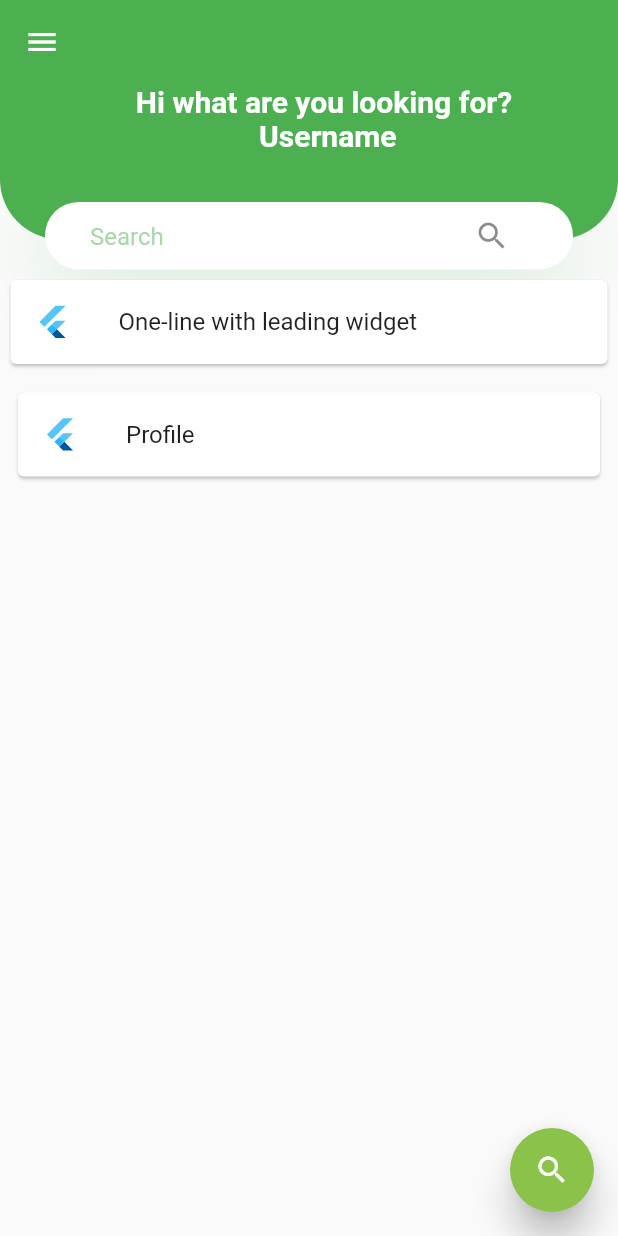
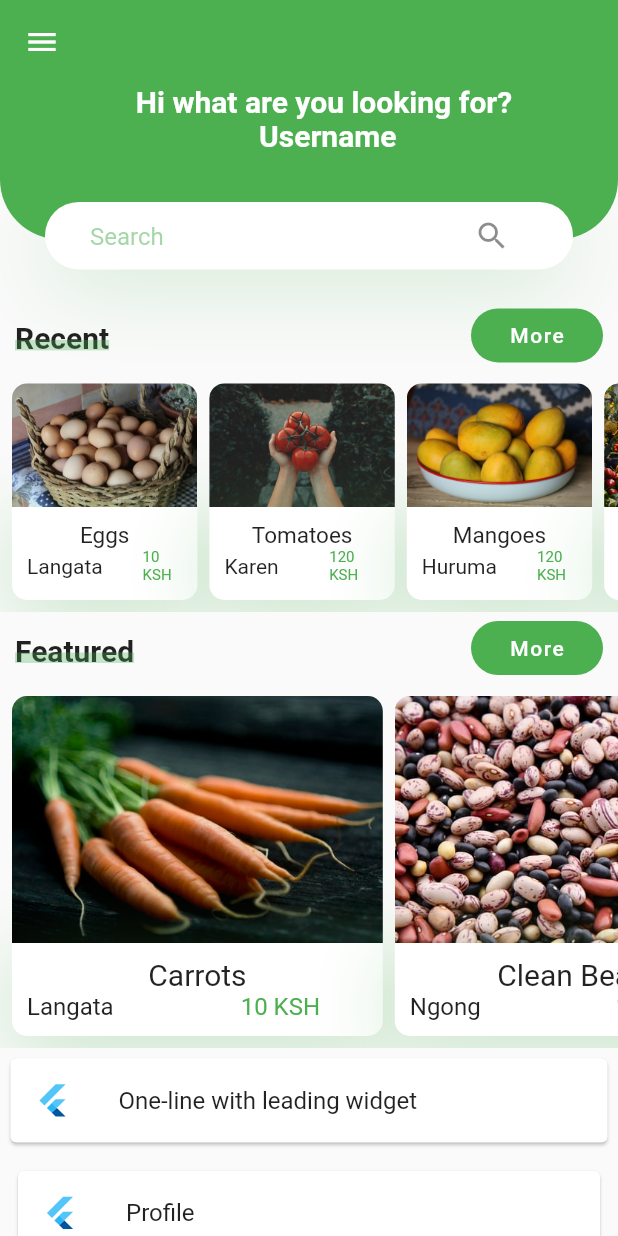
Before and after one commit to DavidMilai/shamba_yetu, a Flutter app: the Home screen opened by its route, on a phone screen of 412 x 824 dp. Run offline on Flutter 3.47's test engine with Material 2 defaults, Android fonts, the phone set to English and light mode, and no system bars; our stand-ins replace firebase_auth, font_awesome_flutter, google_maps_flutter, modal_progress_hud; missing offline and left inert: multi_image_picker; accounts and stored records are empty.

Commit message:
Home screen with item tile

```diff
--- a/lib/pages/home.dart
+++ b/lib/pages/home.dart
@@ -4,6 +4,8 @@ import 'package:font_awesome_flutter/font_awesome_flutter.dart';
 import 'profile.dart';
 import 'package:firebase_auth/firebase_auth.dart';
 import 'sell_page.dart';
+import 'package:vegymarket/widgets/featuredCard.dart';
+import 'package:vegymarket/widgets/adCard.dart';
 
 class Home extends StatefulWidget {
   @override
@@ -47,6 +49,7 @@ class _HomeState extends State<Home> {
         child: Column(
           children: <Widget>[
             Container(
+              margin: EdgeInsets.only(bottom: 20),
               height: size.height * 0.15,
               child: Stack(
                 children: [
@@ -111,6 +114,155 @@ class _HomeState extends State<Home> {
               ),
             ),
             Padding(
+              padding: EdgeInsets.symmetric(horizontal: 10),
+              child: Row(
+                children: [
+                  Container(
+                    height: 20,
+                    child: Stack(
+                      children: [
+                        Text(
+                          'Recent',
+                          style: TextStyle(
+                              fontWeight: FontWeight.bold, fontSize: 20),
+                        ),
+                        Positioned(
+                            bottom: 0,
+                            left: 0,
+                            right: 0,
+                            child: Container(
+                              height: 7,
+                              color: Colors.green.withOpacity(0.3),
+                            ))
+                      ],
+                    ),
+                  ),
+                  Spacer(),
+                  FlatButton(
+                    onPressed: () {},
+                    shape: RoundedRectangleBorder(
+                      borderRadius: BorderRadius.circular(20),
+                    ),
+                    color: Colors.green,
+                    child: Text(
+                      'More',
+                      style: TextStyle(
+                        color: Colors.white,
+                        letterSpacing: 1,
+                      ),
+                    ),
+                  ),
+                ],
+              ),
+            ),
+            SingleChildScrollView(
+              physics: BouncingScrollPhysics(),
+              scrollDirection: Axis.horizontal,
+              child: Row(
+                children: [
+                  AdCard(
+                    size: size,
+                    imageLocation: 'images/eggs.jpg',
+                    title: 'Eggs',
+                    location: 'Langata',
+                    price: 10,
+                  ),
+                  AdCard(
+                    size: size,
+                    imageLocation: 'images/tomatoes.jpg',
+                    title: 'Tomatoes',
+                    location: 'Karen',
+                    price: 120,
+                  ),
+                  AdCard(
+                    size: size,
+                    imageLocation: 'images/mangoes.jpg',
+                    title: 'Mangoes',
+                    location: 'Huruma',
+                    price: 120,
+                  ),
+                  AdCard(
+                    size: size,
+                    imageLocation: 'images/vegies.jpg',
+                    title: 'Everything',
+                    location: 'Runda',
+                    price: 120,
+                  ),
+                ],
+              ),
+            ),
+            Padding(
+              padding: EdgeInsets.symmetric(horizontal: 10),
+              child: Row(
+                children: [
+                  Container(
+                    height: 20,
+                    child: Stack(
+                      children: [
+                        Text(
+                          'Featured',
+                          style: TextStyle(
+                              fontWeight: FontWeight.bold, fontSize: 20),
+                        ),
+                        Positioned(
+                            bottom: 0,
+                            left: 0,
+                            right: 0,
+                            child: Container(
+                              height: 7,
+                              color: Colors.green.withOpacity(0.3),
+                            ))
+                      ],
+                    ),
+                  ),
+                  Spacer(),
+                  FlatButton(
+                    onPressed: () {},
+                    shape: RoundedRectangleBorder(
+                      borderRadius: BorderRadius.circular(20),
+                    ),
+                    color: Colors.green,
+                    child: Text(
+                      'More',
+                      style: TextStyle(
+                        color: Colors.white,
+                        letterSpacing: 1,
+                      ),
+                    ),
+                  ),
+                ],
+              ),
+            ),
+            SingleChildScrollView(
+              physics: BouncingScrollPhysics(),
+              scrollDirection: Axis.horizontal,
+              child: Row(
+                children: [
+                  FeaturedCard(
+                    size: size,
+                    imageLocation: 'images/carrot.jpg',
+                    title: 'Carrots',
+                    location: 'Langata',
+                    price: 10,
+                  ),
+                  FeaturedCard(
+                    size: size,
+                    imageLocation: 'images/beans.jpg',
+                    title: 'Clean Beans',
+                    location: 'Ngong',
+                    price: 150,
+                  ),
+                  FeaturedCard(
+                    size: size,
+                    imageLocation: 'images/eggs.jpg',
+                    title: 'Eggs',
+                    location: 'Langata',
+                    price: 10,
+                  ),
+                ],
+              ),
+            ),
+            Padding(
               padding: EdgeInsets.all(3.0),
               child: Card(
                 child: ListTile(
@@ -140,14 +292,6 @@ class _HomeState extends State<Home> {
           ],
         ),
       ),
-      floatingActionButton: FloatingActionButton(
-        elevation: 10,
-        child: Icon(
-          Icons.search,
-          color: Colors.white,
-        ),
-        onPressed: () {},
-      ),
     );
   }
 }
--- /dev/null
+++ b/lib/widgets/adCard.dart
@@ -0,0 +1,75 @@
+import 'package:flutter/material.dart';
+
+class AdCard extends StatelessWidget {
+  AdCard(
+      {this.size,
+      this.imageLocation,
+      this.onTap,
+      this.title,
+      this.location,
+      this.price});
+  final Size size;
+  final String imageLocation, title, location;
+  final int price;
+  final Function onTap;
+
+  @override
+  Widget build(BuildContext context) {
+    return GestureDetector(
+      onTap: onTap,
+      child: Container(
+        margin: EdgeInsets.only(left: 8, top: 8, bottom: 8),
+        width: size.width * 0.3,
+        child: Column(
+          children: [
+            ClipRRect(
+                borderRadius: BorderRadius.only(
+                  topLeft: Radius.circular(10),
+                  topRight: Radius.circular(10),
+                ),
+                child: Image.asset(imageLocation)),
+            Container(
+              width: double.infinity,
+              padding: EdgeInsets.all(10),
+              decoration: BoxDecoration(
+                  color: Colors.white,
+                  borderRadius: BorderRadius.only(
+                    bottomLeft: Radius.circular(10),
+                    bottomRight: Radius.circular(10),
+                  ),
+                  boxShadow: [
+                    BoxShadow(
+                      offset: Offset(0, 12),
+                      blurRadius: 50,
+                      color: Colors.green.withOpacity(0.3),
+                    )
+                  ]),
+              child: Column(
+                children: [
+                  Text(
+                    title,
+                    style: TextStyle(fontSize: 15),
+                  ),
+                  Row(
+                    children: [
+                      Text(
+                        location,
+                      ),
+                      Spacer(),
+                      Flexible(
+                        child: Text(
+                          '$price KSH',
+                          style: TextStyle(color: Colors.green, fontSize: 10),
+                        ),
+                      ),
+                    ],
+                  ),
+                ],
+              ),
+            )
+          ],
+        ),
+      ),
+    );
+  }
+}
--- /dev/null
+++ b/lib/widgets/featuredCard.dart
@@ -0,0 +1,77 @@
+import 'package:flutter/material.dart';
+
+class FeaturedCard extends StatelessWidget {
+  FeaturedCard(
+      {this.size,
+      this.imageLocation,
+      this.onTap,
+      this.title,
+      this.location,
+      this.price});
+  final Size size;
+  final String imageLocation, title, location;
+  final int price;
+  final Function onTap;
+
+  @override
+  Widget build(BuildContext context) {
+    return GestureDetector(
+      onTap: onTap,
+      child: Container(
+        margin: EdgeInsets.only(left: 8, top: 8, bottom: 8),
+        width: size.width * 0.6,
+        child: Column(
+          children: [
+            ClipRRect(
+              borderRadius: BorderRadius.only(
+                topLeft: Radius.circular(10),
+                topRight: Radius.circular(10),
+              ),
+              child: Image.asset(imageLocation),
+            ),
+            Container(
+              width: double.infinity,
+              padding: EdgeInsets.all(10),
+              decoration: BoxDecoration(
+                  color: Colors.white,
+                  borderRadius: BorderRadius.only(
+                    bottomLeft: Radius.circular(10),
+                    bottomRight: Radius.circular(10),
+                  ),
+                  boxShadow: [
+                    BoxShadow(
+                      offset: Offset(0, 12),
+                      blurRadius: 50,
+                      color: Colors.green.withOpacity(0.3),
+                    )
+                  ]),
+              child: Column(
+                children: [
+                  Text(
+                    title,
+                    style: TextStyle(fontSize: 20),
+                  ),
+                  Row(
+                    children: [
+                      Text(
+                        location,
+                        style: TextStyle(fontSize: 16),
+                      ),
+                      Spacer(),
+                      Flexible(
+                        child: Text(
+                          '$price KSH',
+                          style: TextStyle(color: Colors.green, fontSize: 16),
+                        ),
+                      ),
+                    ],
+                  ),
+                ],
+              ),
+            )
+          ],
+        ),
+      ),
+    );
+  }
+}
```
Also changed, not shown: images/beans.jpg (added), images/carrot.jpg (added), images/eggs.jpg (added), images/mangoes.jpg (added), images/spinach.jpg (added), images/tomatoes.jpg (added).
